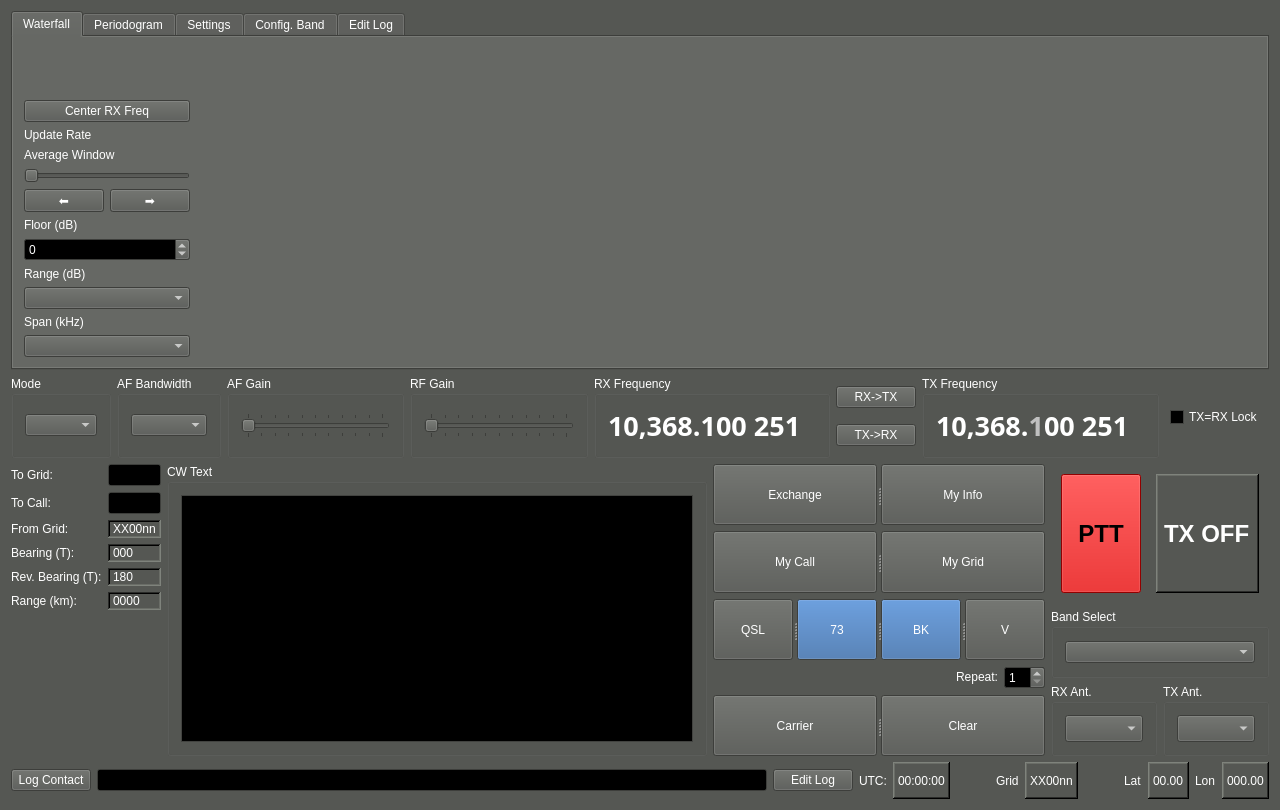
This is qtgui/mainwindow.ui in kb1vc/SoDaRadio as Qt 5 draws it before an edit. The edited form follows.
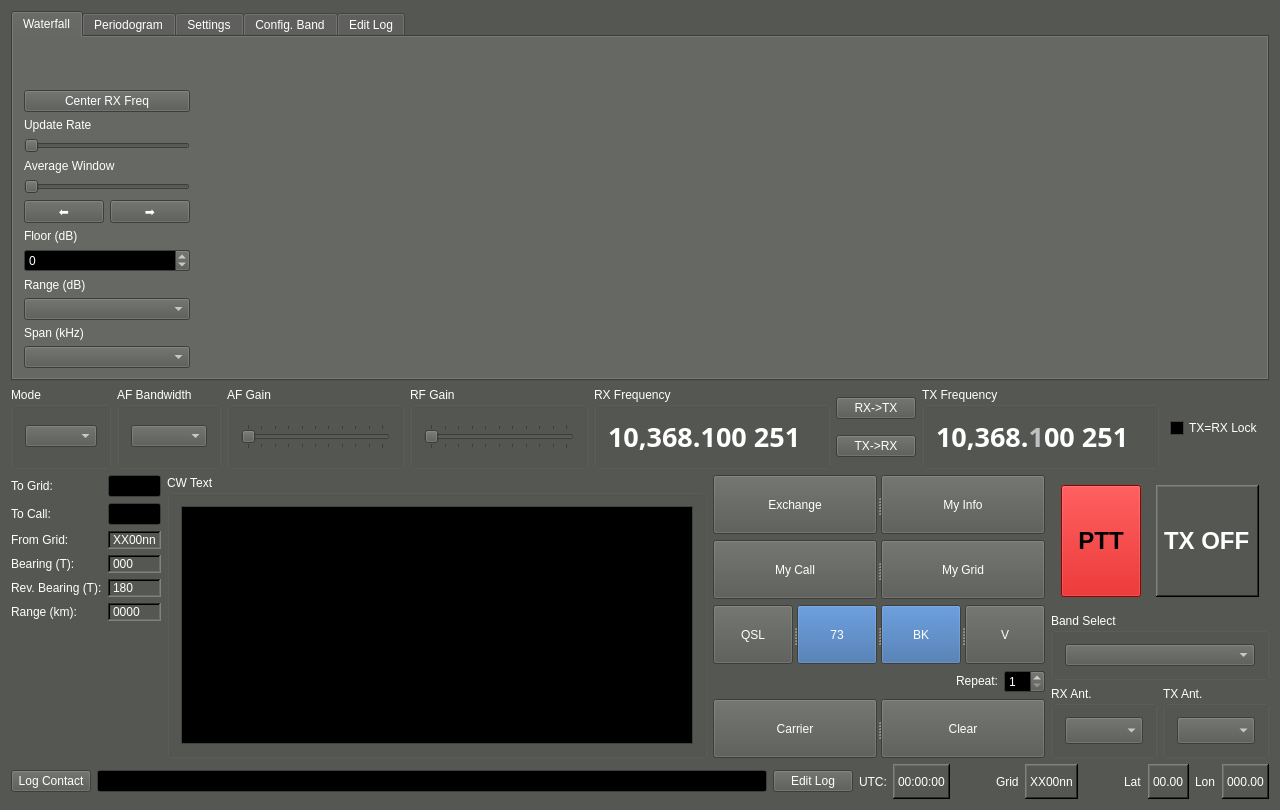
This is the edited form. Custom widgets are drawn as their Qt base class.

The edit to the form file:
```diff
--- a/qtgui/mainwindow.ui
+++ b/qtgui/mainwindow.ui
@@ -498,6 +498,19 @@
               </property>
              </widget>
             </item>
+            <item>
+             <widget class="QSlider" name="wf_updateRate_sl">
+              <property name="minimum">
+               <number>1</number>
+              </property>
+              <property name="maximum">
+               <number>21</number>
+              </property>
+              <property name="orientation">
+               <enum>Qt::Horizontal</enum>
+              </property>
+             </widget>
+            </item>
             <item>
              <widget class="QLabel" name="label_15">
               <property name="text">
```
Left out of the diff: 16 changed lines with no effect on the pictures.
